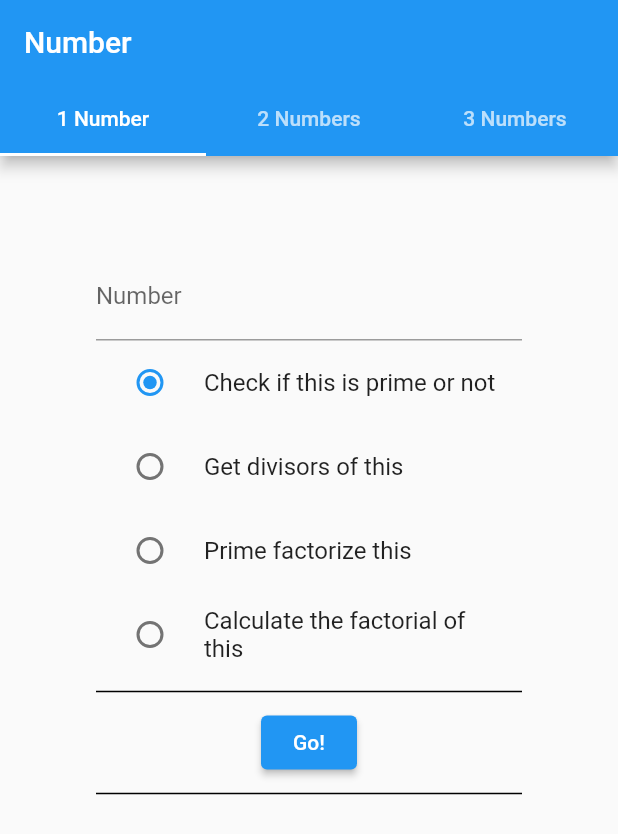
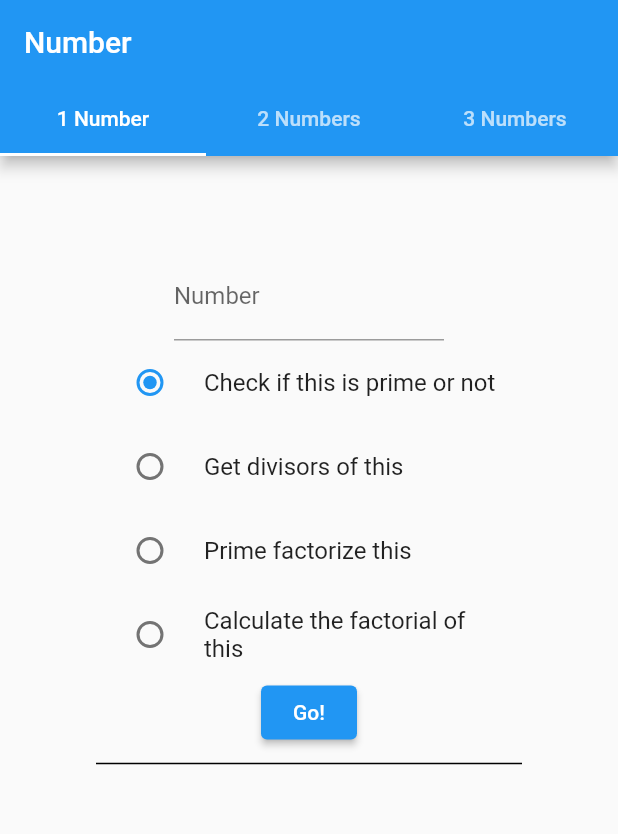
Before and after one commit to Yuki-KG/NumberApp, a Flutter app: the screen it shows after launch, on a phone screen of 412 x 824 dp. Shown: the top 834 px of the screen. Run offline on Flutter 3.47's test engine with Material 2 defaults, Android fonts, the phone set to English and light mode, and no system bars.

Commit message:
Put TextFields in a SizedBox to make them narrower

```diff
--- a/lib/main.dart
+++ b/lib/main.dart
@@ -142,7 +142,7 @@ class _TabPageState extends State<TabPage> {
   Widget build(BuildContext context) {
     switch (widget.ttl) {
       case "1 Number":
-        return Container(
+        return SingleChildScrollView(
           padding: EdgeInsets.all(64),
           child: Column(
               // Column is also a layout widget. It takes a list of children and
@@ -159,6 +159,11 @@ class _TabPageState extends State<TabPage> {
               // center the children vertically; the main axis here is the vertical
               // axis because Columns are vertical (the cross axis would be
               // horizontal).
+            mainAxisAlignment: MainAxisAlignment.center,
+            children: <Widget>[
+              SizedBox(
+                width: 180,
+                child: Column(
                   mainAxisAlignment: MainAxisAlignment.start,
                   children: <Widget>[
                     TextField(
@@ -171,6 +176,13 @@ class _TabPageState extends State<TabPage> {
                         });
                       },
                     ),
+                  ],
+                ),
+              ),
+              Container(
+                child: Column(
+                  mainAxisAlignment: MainAxisAlignment.start,
+                  children: <Widget> [
                     RadioListTile(
                       title: Text('Check if this is prime or not'),
                       value: 1,
@@ -195,12 +207,8 @@ class _TabPageState extends State<TabPage> {
                       groupValue: _gValue,
                       onChanged: (value) => _onRadioSelected(value),
                     ),
-              const Divider(
-                height: 20,
-                thickness: 1,
-                indent: 0,
-                endIndent: 0,
-                color: Colors.black,
+                  ],
+                ),
               ),
               ElevatedButton(
                 onPressed: () {
@@ -241,8 +249,13 @@ class _TabPageState extends State<TabPage> {
         );
         break;
       case "2 Numbers":
-        return Container(
+        return SingleChildScrollView(
           padding: EdgeInsets.all(64),
+          child: Column(
+            mainAxisAlignment: MainAxisAlignment.center,
+            children: <Widget>[
+              SizedBox(
+                width: 180,
                 child: Column(
                   mainAxisAlignment: MainAxisAlignment.start,
                   children: <Widget>[
@@ -266,6 +279,13 @@ class _TabPageState extends State<TabPage> {
                         });
                       },
                     ),
+                  ],
+                ),
+              ),
+              Container(
+                child: Column(
+                  mainAxisAlignment: MainAxisAlignment.start,
+                  children: <Widget>[
                     RadioListTile(
                       title: Text('Get their greatest common divisor'),
                       value: 11,
@@ -278,6 +298,10 @@ class _TabPageState extends State<TabPage> {
                       groupValue: _gValue1,
                       onChanged: (value) => _onRadioSelected1(value),
                     ),
+                  ],
+                ),
+              ),
+
               ElevatedButton(
                 onPressed: () {
                   setState(() {
@@ -311,8 +335,13 @@ class _TabPageState extends State<TabPage> {
         );
         break;
       default:
-        return Container(
+        return SingleChildScrollView(
           padding: EdgeInsets.all(64),
+          child: Column(
+            mainAxisAlignment: MainAxisAlignment.center,
+            children: <Widget>[
+              SizedBox(
+                width: 180,
                 child: Column(
                   mainAxisAlignment: MainAxisAlignment.start,
                   children: <Widget>[
@@ -346,6 +375,13 @@ class _TabPageState extends State<TabPage> {
                         });
                       },
                     ),
+                  ],
+                ),
+              ),
+              Container(
+                child: Column(
+                  mainAxisAlignment: MainAxisAlignment.start,
+                  children: <Widget>[
                     RadioListTile(
                       title: Text('Get their greatest common divisor'),
                       value: 21,
@@ -358,6 +394,10 @@ class _TabPageState extends State<TabPage> {
                       groupValue: _gValue2,
                       onChanged: (value) => _onRadioSelected2(value),
                     ),
+                  ]
+                ),
+              ),
+
               ElevatedButton(
                 onPressed: () {
                   setState(() {
```
Lines whose indentation alone changed are shown as unchanged.
